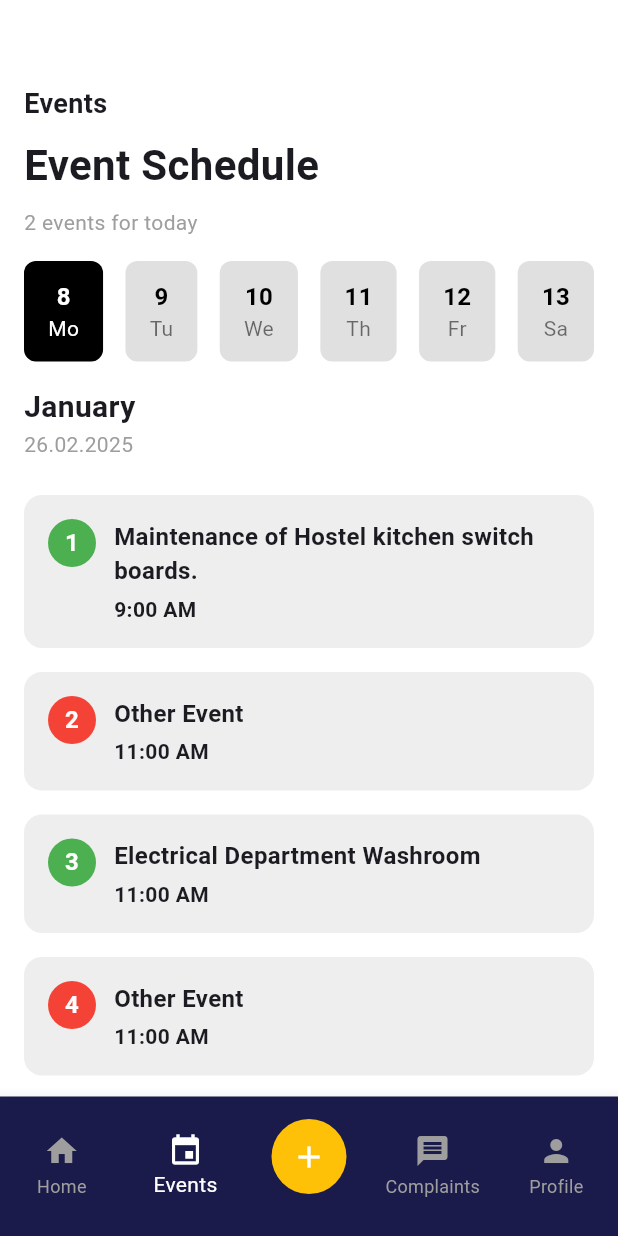
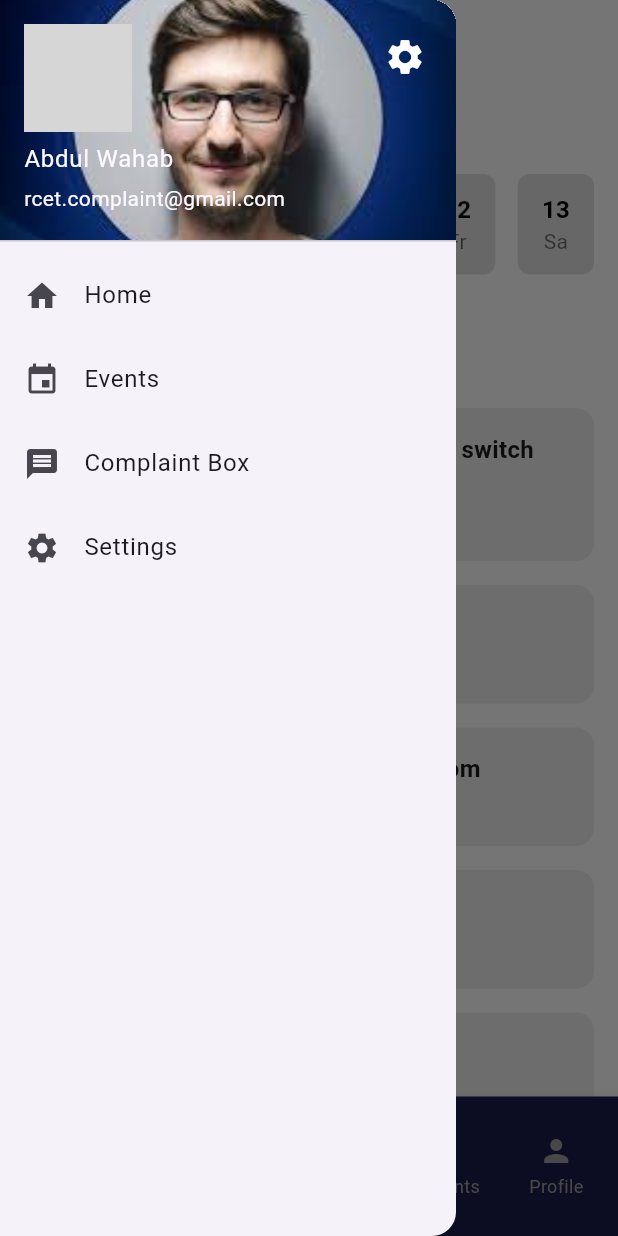
Before and after one commit to AbdulWahab100203/rcet_complaint, a Flutter app: the EventScheduleScreen screen opened by its route, with the side drawer open (before the commit the screen has no drawer), on a phone screen of 412 x 824 dp. Run offline on Flutter 3.47's test engine with Material 3 defaults, Android fonts, the phone set to English and light mode, and no system bars; grey boxes are pictures that could not be loaded.

Commit message:
add the drawer

```diff
--- a/lib/screens/dashboard/add_complaint_box.dart
+++ b/lib/screens/dashboard/add_complaint_box.dart
@@ -7,6 +7,7 @@ class AddComplaintBox extends StatefulWidget {
   @override
   State<AddComplaintBox> createState() => _AddComplaintBoxState();
 }
+
 class _AddComplaintBoxState extends State<AddComplaintBox> {
   String name = '';
   String description = '';
--- a/lib/screens/dashboard/event.dart
+++ b/lib/screens/dashboard/event.dart
@@ -3,15 +3,16 @@ import 'package:rcet_complaint/routes/app_routes.dart';
 import '../../widgets/event_card.dart';
 import '../../widgets/date_selector.dart';
 import '../../widgets/custom_bottom_bar.dart';
+import '../../widgets/app_drawer.dart';
 
 class EventScheduleScreen extends StatefulWidget {
-
   @override
   State<EventScheduleScreen> createState() => _EventScheduleScreenState();
 }
 
 class _EventScheduleScreenState extends State<EventScheduleScreen> {
   int _selectedIndex = 1; // Events tab is selected
+
   final List<Map<String, dynamic>> events = [
     {
       "id": 1,
@@ -22,7 +23,7 @@ class _EventScheduleScreenState extends State<EventScheduleScreen> {
     {"id": 2, "title": "Other Event", "time": "11:00 AM", "status": "red"},
     {
       "id": 3,
-      "title": "Electrical Department Washroom ",
+      "title": "Electrical Department Washroom",
       "time": "11:00 AM",
       "status": "green"
     },
@@ -33,18 +34,26 @@ class _EventScheduleScreenState extends State<EventScheduleScreen> {
   @override
   Widget build(BuildContext context) {
     return Scaffold(
+      appBar: AppBar(
+        backgroundColor: Colors.white,
+        elevation: 0,
+        iconTheme: const IconThemeData(color: Colors.black),
+        centerTitle: true, // ✅ This centers the title
+        title: const Text(
+          'Event Schedule',
+          style: TextStyle(
+            fontSize: 22,
+            fontWeight: FontWeight.bold,
+          ),
+        ),
+      ),
+      drawer: const AppDrawer(),
       backgroundColor: Colors.white,
       body: Padding(
         padding: const EdgeInsets.only(left: 16.0, right: 16.0, top: 16.0),
         child: Column(
           crossAxisAlignment: CrossAxisAlignment.start,
           children: [
-            const SizedBox(height: 40),
-            const Text("Events",
-                style: TextStyle(fontSize: 18, fontWeight: FontWeight.bold)),
-            const SizedBox(height: 8),
-            const Text("Event Schedule",
-                style: TextStyle(fontSize: 28, fontWeight: FontWeight.bold)),
             const SizedBox(height: 8),
             const Text("2 events for today",
                 style: TextStyle(fontSize: 14, color: Colors.grey)),
@@ -73,21 +82,21 @@ class _EventScheduleScreenState extends State<EventScheduleScreen> {
           setState(() {
             _selectedIndex = index;
           });
-          // Handle navigation based on index
+
           switch (index) {
-            case 0: // Home
+            case 0:
               Navigator.pushReplacementNamed(context, AppRoutes.mainDashboard);
               break;
-            case 1: // Events
+            case 1:
               break; // Already on events
-            case 2: // Events
+            case 2:
               Navigator.pushReplacementNamed(
                   context, AppRoutes.addComplaintBox);
-              break; // Already on events
-            case 3: // Complaints
+              break;
+            case 3:
               Navigator.pushReplacementNamed(context, AppRoutes.complaintbox);
               break;
-            case 4: // Profile
+            case 4:
               Navigator.pushReplacementNamed(context, AppRoutes.setting);
               break;
           }
--- /dev/null
+++ b/lib/widgets/app_drawer.dart
@@ -0,0 +1,71 @@
+import 'package:flutter/material.dart';
+import '../routes/app_routes.dart';
+
+class AppDrawer extends StatelessWidget {
+  const AppDrawer({super.key});
+
+  @override
+  Widget build(BuildContext context) {
+    return Drawer(
+      child: ListView(
+        padding: EdgeInsets.zero,
+        children: [
+          UserAccountsDrawerHeader(
+            accountName: const Text('Abdul Wahab'),
+            accountEmail: const Text('rcet.complaint@gmail.com'),
+            currentAccountPicture: CircleAvatar(
+              backgroundImage: AssetImage('assets/images/profile.png'),
+            ),
+            otherAccountsPictures: [
+              IconButton(
+                icon: const Icon(Icons.settings, size: 28, color: Colors.white),
+                onPressed: () {
+                  Navigator.pushReplacementNamed(
+                      context, AppRoutes.setting); // Update route if needed
+                },
+              ),
+            ],
+            decoration: const BoxDecoration(
+              image: DecorationImage(
+                image: AssetImage("assets/images/back.jpeg"),
+                fit: BoxFit.cover,
+              ),
+            ),
+          ),
+          ListTile(
+            leading: const Icon(Icons.home),
+            title: const Text('Home'),
+            onTap: () {
+              Navigator.pushReplacementNamed(
+                  context, AppRoutes.mainDashboard); // Update route if needed
+            },
+          ),
+          ListTile(
+            leading: const Icon(Icons.event),
+            title: const Text('Events'),
+            onTap: () {
+              Navigator.pushReplacementNamed(
+                  context, AppRoutes.event); // Update route if needed
+            },
+          ),
+          ListTile(
+            leading: const Icon(Icons.message),
+            title: const Text('Complaint Box'),
+            onTap: () {
+              Navigator.pushReplacementNamed(
+                  context, AppRoutes.complaintbox); // Update route if needed
+            },
+          ),
+          ListTile(
+            leading: const Icon(Icons.settings),
+            title: const Text('Settings'),
+            onTap: () {
+              Navigator.pushReplacementNamed(
+                  context, AppRoutes.setting); // Update route if needed
+            },
+          ),
+        ],
+      ),
+    );
+  }
+}
```
Also changed, not shown: lib/screens/dashboard/complaint_box.dart (+15 -8 lines), lib/screens/dashboard/main_dashboard_screen.dart (+7 -0 lines), lib/screens/dashboard/setting_screen.dart (+15 -9 lines), lib/widgets/dashboard_card.dart (+13 -8 lines), assets/images/back.jpeg (added), lib/models/complaint.dart (deleted), 4 other files.
